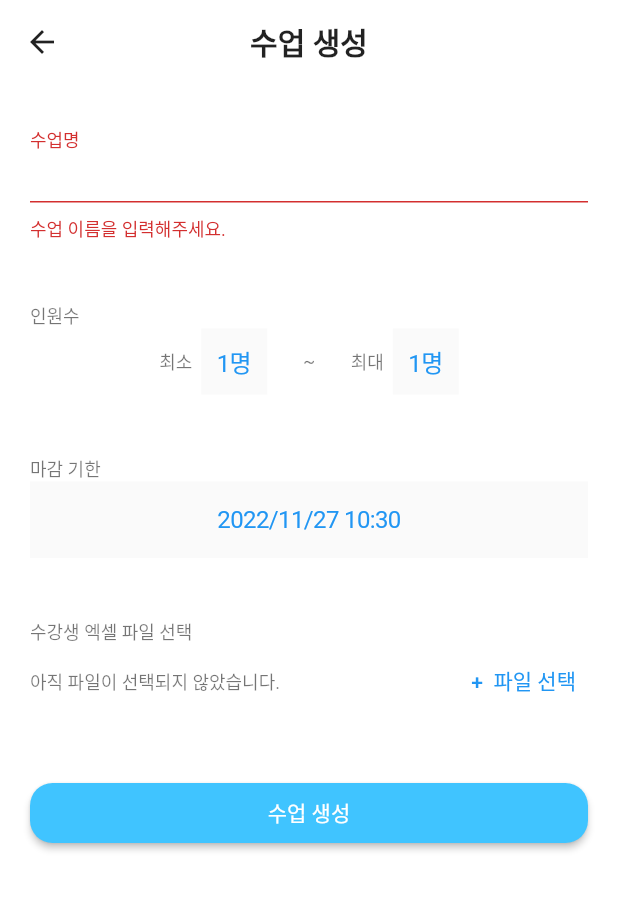
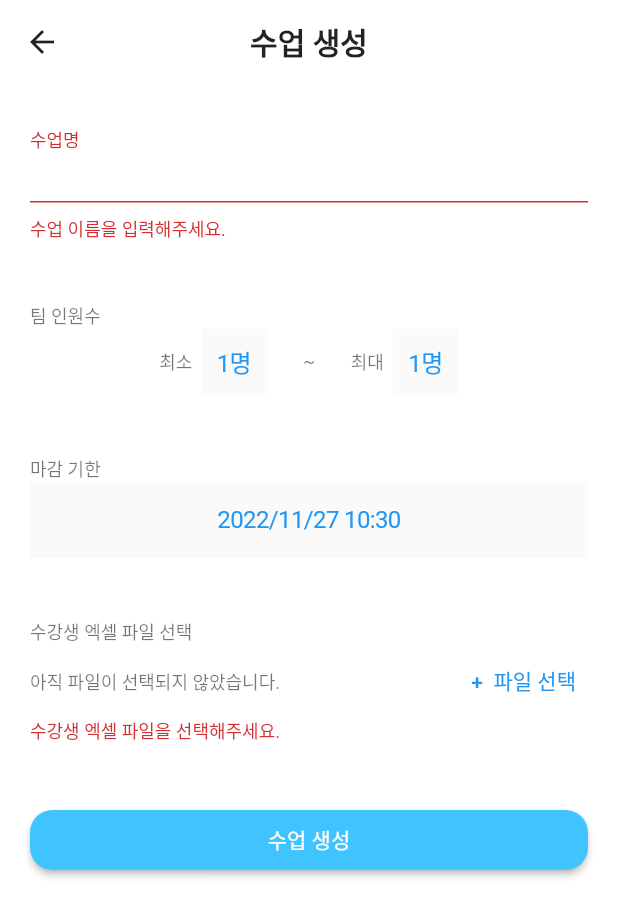
Before and after one commit to 22-2-HandsOn/TeamBuildingApp, a Flutter app: the ProjectAddPage screen opened by its route, after a tap on "수업 생성", on a phone screen of 412 x 824 dp. Shown: the top 917 px of the screen. Run offline on Flutter 3.47's test engine with Material 2 defaults, Android fonts, the phone set to English and light mode, and no system bars; our stand-ins replace cloud_firestore, file_picker, firebase_auth, firebase_core; missing offline and left inert: excel; accounts and stored records are empty; Roboto replaces fonts that are missing (GmarketSansTTF).

Commit message:
validation 수정 및 오류 문구 색 변경

```diff
--- a/lib/Project/projectAddPage.dart
+++ b/lib/Project/projectAddPage.dart
@@ -25,25 +25,36 @@ class ProjectAddPageState extends State<ProjectAddPage> {
   int minTeamMem = 1;
   int maxTeamMem = 1;
   DateTime deadline = DateTime.now();
-  bool numErr = false;
+  bool numErr = false, fileErr = false;
 
   void _tryValidation() {
-    bool isValid = _formKey.currentState!.validate();
-    if (!isValid) return;
-
-    bool isValid2 = minTeamMem <= maxTeamMem;
-    if (!isValid2) {
+    bool isNameValid = _formKey.currentState!.validate();
+    bool isNumValid = minTeamMem <= maxTeamMem;
+    if (!isNumValid) {
       setState(() {
         numErr = true;
       });
+    } else {
+      setState(() {
+        numErr = false;
+      });
+    }
+    bool isFileValid = !(fileName == '아직 파일이 선택되지 않았습니다. ');
+    if (!isFileValid) {
+      setState(() {
+        fileErr = true;
+      });
+    } else {
+      setState(() {
+        fileErr = false;
+      });
     }
 
-    if (isValid && isValid2) _formKey.currentState!.save();
+    if (isNameValid && isNumValid && isFileValid) _formKey.currentState!.save();
   }
 
   void _setMinNum(int selected) {
     setState(() {
-      numErr = false;
       minTeamMem = selected;
     });
     print(minTeamMem);
@@ -51,8 +62,7 @@ class ProjectAddPageState extends State<ProjectAddPage> {
 
   void _setMaxNum(int selected) {
     setState(() {
-      numErr = false;
-      minTeamMem = selected;
+      maxTeamMem = selected;
     });
     print(maxTeamMem);
   }
@@ -119,12 +129,12 @@ class ProjectAddPageState extends State<ProjectAddPage> {
                               fontSize: 16,
                             ))),
 
-                    // 인원수
+                    // 팀인원수
                     const SizedBox(height: 40),
                     Container(
                       alignment: Alignment.topLeft,
                       child: Text(
-                        '인원수',
+                        '팀 인원수',
                         style: textStyle,
                         textAlign: TextAlign.left,
                       ),
@@ -146,7 +156,7 @@ class ProjectAddPageState extends State<ProjectAddPage> {
                             Text('최대  ', style: textStyle),
                             MemCntPicker(setter: _setMaxNum)
                           ],
-                        )
+                        ),
                       ],
                     ),
                     if (numErr)
@@ -154,8 +164,10 @@ class ProjectAddPageState extends State<ProjectAddPage> {
                         alignment: Alignment.topLeft,
                         child: Text(
                           '최소 인원은 최대 인원보다 작거나 같아야 합니다.',
-                          style:
-                              const TextStyle(fontSize: 12, color: Colors.red),
+                          style: const TextStyle(
+                              fontSize: 12,
+                              color: Color(0xFFD32F2F),
+                              height: 1.7),
                           textAlign: TextAlign.left,
                         ),
                       ),
@@ -246,6 +258,18 @@ class ProjectAddPageState extends State<ProjectAddPage> {
                             },
                           )
                         ]),
+                    if (fileErr)
+                      Container(
+                        alignment: Alignment.topLeft,
+                        child: Text(
+                          '수강생 엑셀 파일을 선택해주세요.',
+                          style: const TextStyle(
+                            fontSize: 12,
+                            color: Color(0xFFD32F2F),
+                          ),
+                          textAlign: TextAlign.left,
+                        ),
+                      ),
 
                     // 생성
                     SizedBox(height: 40),
@@ -271,7 +295,7 @@ class ProjectAddPageState extends State<ProjectAddPage> {
                           } catch (e) {
                             ScaffoldMessenger.of(context).showSnackBar(SnackBar(
                               content:
-                                  Text("잘못된 수업 정보가 존재합니다. ", style: textStyle),
+                                  Text("수업 생성을 실패했습니다. ", style: textStyle),
                               backgroundColor: Colors.lightBlueAccent,
                             ));
                           }
--- a/lib/Project/wedget/datePicker.dart
+++ b/lib/Project/wedget/datePicker.dart
@@ -62,7 +62,7 @@ class _DatePickerState extends State<DatePicker> {
                 // In this example, time value is formatted manually. You can use intl package to
                 // format the value based on the user's locale settings.
                 child: Text(
-                  '${dateTime.year}/${dateTime.month}/${dateTime.day} ${dateTime.hour < 10 ? '0' + dateTime.hour.toString() : dateTime.hour}:${dateTime.minute < 10 ? '0' + dateTime.minute.toString() : dateTime.minute}',
+                  '${dateTime.year}/${dateTime.month < 10 ? '0' + dateTime.month.toString() : dateTime.month}/${dateTime.day < 10 ? '0' + dateTime.day.toString() : dateTime.day} ${dateTime.hour < 10 ? '0' + dateTime.hour.toString() : dateTime.hour}:${dateTime.minute < 10 ? '0' + dateTime.minute.toString() : dateTime.minute}',
                   style: textStyle,
                   textAlign: TextAlign.center,
                 ),
```
